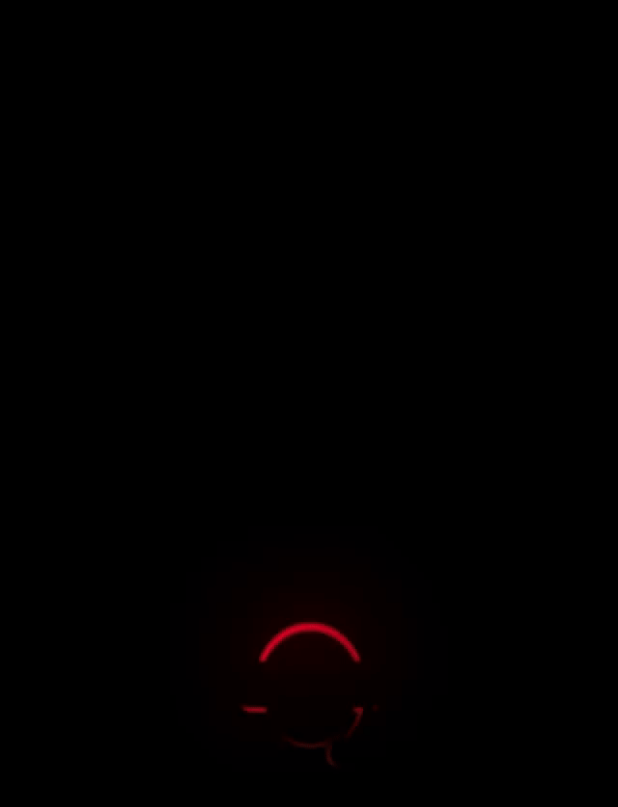
After one commit to AliGFarhat/Soundpad, an Android app built with Jetpack Compose: the SplashActivity screen opened directly, with no data from a screen before it, on a phone screen of 412 x 824 dp. The commit adds this screen. Shown: the top 807 px of the screen. Run offline under Robolectric (Android 15) with nearby library versions, the phone set to English and light mode, and no system bars; network calls fail; 1 statement that could not run was skipped.

Commit message:
Added SplashActivity.kt to handle the splashscreen on startup. Reason why I used SplashActivity instead of the traditional theme based launch screen is because I wanted a gif to be used.

```diff
--- a/app/build.gradle.kts
+++ b/app/build.gradle.kts
@@ -68,6 +68,10 @@ dependencies {
     implementation("androidx.lifecycle:lifecycle-viewmodel-ktx:2.6.2")
     implementation("androidx.navigation:navigation-fragment-ktx:2.7.4")
     implementation("androidx.navigation:navigation-ui-ktx:2.7.4")
+
+    // GIF support library
+    implementation("pl.droidsonroids.gif:android-gif-drawable:1.2.28")
+
     testImplementation("junit:junit:4.13.2")
     androidTestImplementation("androidx.test.ext:junit:1.1.5")
     androidTestImplementation("androidx.test.espresso:espresso-core:3.5.1")
--- a/app/src/main/AndroidManifest.xml
+++ b/app/src/main/AndroidManifest.xml
@@ -24,8 +24,9 @@
         android:theme="@style/Theme.Soundpad"
         tools:targetApi="31">
 
+        <!-- Splash Activity -->
         <activity
-            android:name=".MainActivity"
+            android:name=".SplashActivity"
             android:exported="true"
             android:theme="@style/Theme.Soundpad"
             android:screenOrientation="portrait"
@@ -36,6 +37,14 @@
                 <action android:name="android.intent.action.MAIN" />
                 <category android:name="android.intent.category.LAUNCHER" />
             </intent-filter>
+        </activity>
+
+        <activity
+            android:name=".MainActivity"
+            android:exported="true"
+            android:theme="@style/Theme.Soundpad"
+            android:screenOrientation="portrait"
+            tools:ignore="LockedOrientationActivity">
 
             <!-- Audio file selector intent with persistable permissions -->
             <intent-filter>
--- a/app/src/main/java/com/example/soundpad/MainActivity.kt
+++ b/app/src/main/java/com/example/soundpad/MainActivity.kt
@@ -193,7 +193,7 @@ class MainActivity : AppCompatActivity() {
         })
 
         viewModel.playingSound.observe(this, Observer { sound ->
-            // Update all buttons to show which one is playing
+            // Updates the state of all the buttons at once to check which one is playing a sound.
             updateSoundButtons(viewModel.sounds.value ?: emptyList())
         })
     }
@@ -210,7 +210,7 @@ class MainActivity : AppCompatActivity() {
             onFavoriteClick = { sound ->
                 viewModel.toggleFavorite(sound)
             },
-            playingSound = null // Initially no sound playing
+            playingSound = null // This will make it so sounds do not play initially.
         )
 
         binding.favoritesRecyclerView.apply {
--- /dev/null
+++ b/app/src/main/java/com/example/soundpad/SplashActivity.kt
@@ -0,0 +1,27 @@
+package com.example.soundpad
+
+import android.content.Intent
+import android.os.Bundle
+import android.os.Handler
+import android.os.Looper
+import androidx.appcompat.app.AppCompatActivity
+
+class SplashActivity : AppCompatActivity() {
+
+    private val SPLASH_DISPLAY_LENGTH = 1100 // 1.1 seconds
+
+    override fun onCreate(savedInstanceState: Bundle?) {
+        super.onCreate(savedInstanceState)
+        setContentView(R.layout.activity_splash)
+
+        // Hide the action bar
+        supportActionBar?.hide()
+
+        // After the splash screen duration, navigate to the main activity
+        Handler(Looper.getMainLooper()).postDelayed({
+            val mainIntent = Intent(this, MainActivity::class.java)
+            startActivity(mainIntent)
+            finish()
+        }, SPLASH_DISPLAY_LENGTH.toLong())
+    }
+}
--- /dev/null
+++ b/app/src/main/res/layout/activity_splash.xml
@@ -0,0 +1,17 @@
+<?xml version="1.0" encoding="utf-8"?>
+<RelativeLayout xmlns:android="http://schemas.android.com/apk/res/android"
+    xmlns:app="http://schemas.android.com/apk/res-auto"
+    xmlns:tools="http://schemas.android.com/tools"
+    android:layout_width="match_parent"
+    android:layout_height="match_parent"
+    android:background="#000000"
+    tools:context=".SplashActivity">
+
+    <pl.droidsonroids.gif.GifImageView
+        android:id="@+id/gifImageView"
+        android:layout_width="wrap_content"
+        android:layout_height="wrap_content"
+        android:layout_centerInParent="true"
+        android:src="@drawable/splash_animation" />
+
+</RelativeLayout>
```
Also changed, not shown: app/src/main/res/drawable/splash_animation.gif (added).
